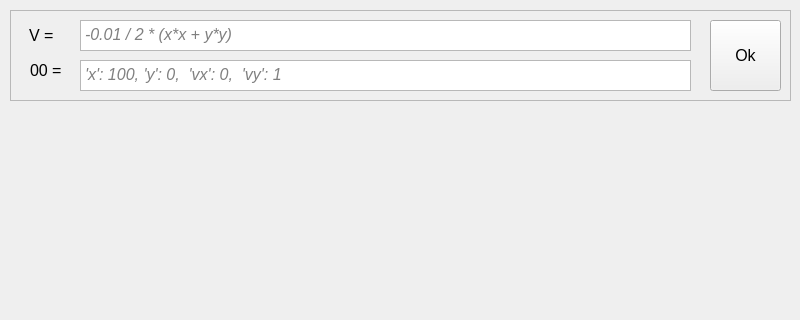
Before: the Qt Designer form ui/mainForm.ui in vladmikhbond/MechanPyQt, drawn with Qt 5; both pictures show x 0 to 800 and y 0 to 320 of the 800 by 800 pixel window.
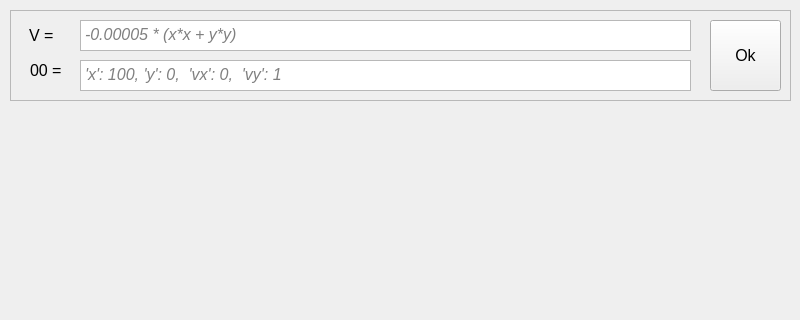
After: the same form once the commit is applied.

```diff
--- a/ui/mainForm.ui
+++ b/ui/mainForm.ui
@@ -76,7 +76,7 @@
 &lt;html&gt;&lt;head&gt;&lt;meta name=&quot;qrichtext&quot; content=&quot;1&quot; /&gt;&lt;style type=&quot;text/css&quot;&gt;
 p, li { white-space: pre-wrap; }
 &lt;/style&gt;&lt;/head&gt;&lt;body style=&quot; font-family:'MS Shell Dlg 2'; font-size:11pt; font-weight:400; font-style:normal;&quot;&gt;
-&lt;p style=&quot; margin-top:0px; margin-bottom:0px; margin-left:0px; margin-right:0px; -qt-block-indent:0; text-indent:0px;&quot;&gt;&lt;span style=&quot; font-family:'Courier New'; font-size:12pt; font-style:italic; color:#808080;&quot;&gt;-0.01 / 2 * (x*x + y*y)&lt;/span&gt;&lt;/p&gt;&lt;/body&gt;&lt;/html&gt;</string>
+&lt;p style=&quot; margin-top:0px; margin-bottom:0px; margin-left:0px; margin-right:0px; -qt-block-indent:0; text-indent:0px;&quot;&gt;&lt;span style=&quot; font-family:'Courier New'; font-size:12pt; font-style:italic; color:#808080;&quot;&gt;-0.00005 * (x*x + y*y)&lt;/span&gt;&lt;/p&gt;&lt;/body&gt;&lt;/html&gt;</string>
      </property>
      <property name="acceptRichText">
       <bool>false</bool>
```
